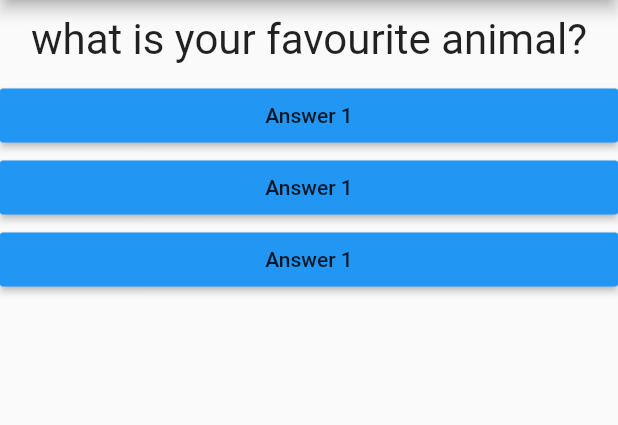
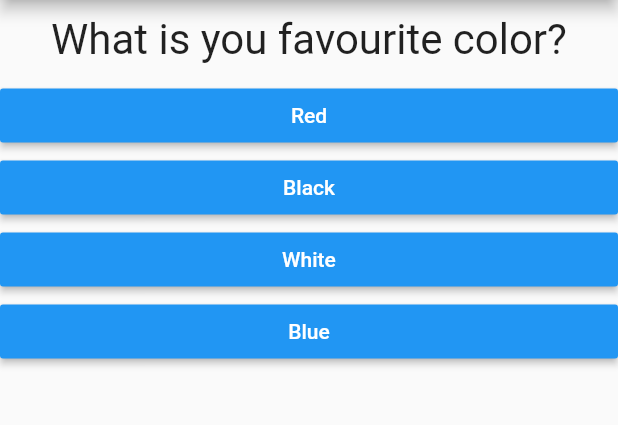
Before and after one commit to valdrinkuchi/flutter_app, a Flutter app: the screen it shows after launch, on a phone screen of 412 x 824 dp, the part 84-509 px from its top. Run offline on Flutter 3.47's test engine with Material 2 defaults, Android fonts, the phone set to English and light mode, and no system bars.

Commit message:
conditional rendering

```diff
--- a/lib/answer.dart
+++ b/lib/answer.dart
@@ -2,15 +2,17 @@ import 'package:flutter/material.dart';
 
 class Answer extends StatelessWidget {
   final Function selectHandler;
+  final String answerText;
 
-  Answer(this.selectHandler);
+  Answer(this.selectHandler, this.answerText);
   @override
   Widget build(BuildContext context) {
     return Container(
       width: double.infinity,
       child: RaisedButton(
         color: Colors.blue,
-        child: Text('Answer 1'),
+        textColor: Colors.white,
+        child: Text(answerText),
         onPressed: selectHandler,
       ),
     );
--- a/lib/main.dart
+++ b/lib/main.dart
@@ -14,6 +14,17 @@ class MyApp extends StatefulWidget {
 }
 
 class _MyAppState extends State<MyApp> {
+  final _questions = const [
+    {
+      'questionText': 'What is you favourite color?',
+      'answers': ['Red', 'Black', 'White', 'Blue']
+    },
+    {
+      'questionText': 'What is you favourite car?',
+      'answers': ['Audi', 'BMW', 'Honda', 'Toyota']
+    }
+  ];
+
   var _questionIndex = 0;
   void _answerQuestion() {
     setState(() {
@@ -23,25 +34,24 @@ class _MyAppState extends State<MyApp> {
 
   @override
   Widget build(BuildContext context) {
-    var questions = [
-      'what is your favourite animal?',
-      'waht is your favourite color?',
-      'waht is your favourite car?'
-    ];
     return MaterialApp(
       home: Scaffold(
-        appBar: AppBar(
-          title: Text('My First App'),
-        ),
-        body: Column(
-          children: [
-            Question(questions[_questionIndex]),
-            Answer(_answerQuestion),
-            Answer(_answerQuestion),
-            Answer(_answerQuestion)
-          ],
-        ),
-      ),
+          appBar: AppBar(
+            title: Text('My First App'),
+          ),
+          body: _questionIndex < _questions.length
+              ? Column(
+                  children: [
+                    Question(_questions[_questionIndex]['questionText']),
+                    ...(_questions[_questionIndex]['answers'] as List<String>)
+                        .map((answer) {
+                      return Answer(_answerQuestion, answer);
+                    }).toList()
+                  ],
+                )
+              : Center(
+                  child: Text('Thank You!'),
+                )),
     );
   }
 }
```
Also changed, not shown: 4 other files.
